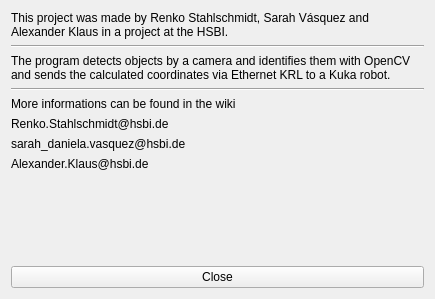
The window that ui/ProjectInfoWindow.ui (wooge7410/KukaVision) describes before a commit, drawn with Qt 5.
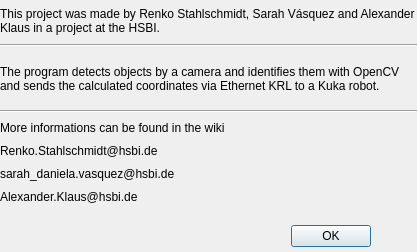
The same window after the commit.

Diff of the .ui file:
```diff
--- a/ui/ProjectInfoWindow.ui
+++ b/ui/ProjectInfoWindow.ui
@@ -1,47 +1,56 @@
 <?xml version="1.0" encoding="UTF-8"?>
 <ui version="4.0">
- <class>Project_Info</class>
- <widget class="QWidget" name="Project_Info">
+ <class>Dialog</class>
+ <widget class="QDialog" name="Dialog">
   <property name="geometry">
    <rect>
     <x>0</x>
     <y>0</y>
-    <width>435</width>
-    <height>299</height>
+    <width>417</width>
+    <height>252</height>
    </rect>
   </property>
-  <property name="sizePolicy">
-   <sizepolicy hsizetype="Fixed" vsizetype="Fixed">
-    <horstretch>0</horstretch>
-    <verstretch>0</verstretch>
-   </sizepolicy>
-  </property>
   <property name="windowTitle">
    <string>Project-Info</string>
   </property>
-  <layout class="QGridLayout" name="gridLayout">
-   <item row="1" column="0">
+  <widget class="QDialogButtonBox" name="buttonBox">
+   <property name="geometry">
+    <rect>
+     <x>30</x>
+     <y>220</y>
+     <width>341</width>
+     <height>32</height>
+    </rect>
+   </property>
+   <property name="orientation">
+    <enum>Qt::Horizontal</enum>
+   </property>
+   <property name="standardButtons">
+    <set>QDialogButtonBox::Ok</set>
+   </property>
+  </widget>
     <widget class="Line" name="line">
+   <property name="geometry">
+    <rect>
+     <x>0</x>
+     <y>44</y>
+     <width>417</width>
+     <height>3</height>
+    </rect>
+   </property>
      <property name="orientation">
       <enum>Qt::Horizontal</enum>
      </property>
     </widget>
-   </item>
-   <item row="8" column="0">
-    <spacer name="verticalSpacer">
-     <property name="orientation">
-      <enum>Qt::Vertical</enum>
-     </property>
-     <property name="sizeHint" stdset="0">
-      <size>
-       <width>20</width>
-       <height>40</height>
-      </size>
-     </property>
-    </spacer>
-   </item>
-   <item row="4" column="0">
     <widget class="QLabel" name="ProjectInfoMoreLabel">
+   <property name="geometry">
+    <rect>
+     <x>0</x>
+     <y>119</y>
+     <width>417</width>
+     <height>17</height>
+    </rect>
+   </property>
      <property name="sizePolicy">
       <sizepolicy hsizetype="Preferred" vsizetype="Preferred">
        <horstretch>0</horstretch>
@@ -52,9 +61,41 @@
       <string>More informations can be found in the wiki</string>
      </property>
     </widget>
-   </item>
-   <item row="0" column="0">
+  <widget class="Line" name="line_2">
+   <property name="geometry">
+    <rect>
+     <x>0</x>
+     <y>110</y>
+     <width>417</width>
+     <height>3</height>
+    </rect>
+   </property>
+   <property name="orientation">
+    <enum>Qt::Horizontal</enum>
+   </property>
+  </widget>
+  <widget class="QLabel" name="EmailLabel2">
+   <property name="geometry">
+    <rect>
+     <x>0</x>
+     <y>165</y>
+     <width>417</width>
+     <height>17</height>
+    </rect>
+   </property>
+   <property name="text">
+    <string>sarah_daniela.vasquez@hsbi.de</string>
+   </property>
+  </widget>
     <widget class="QLabel" name="ProjectInfoHeadlineLabel">
+   <property name="geometry">
+    <rect>
+     <x>0</x>
+     <y>4</y>
+     <width>417</width>
+     <height>34</height>
+    </rect>
+   </property>
      <property name="text">
       <string>This project was made by Renko Stahlschmidt, Sarah Vásquez and Alexander Klaus in a project at the HSBI. </string>
      </property>
@@ -65,16 +106,28 @@
       <bool>true</bool>
      </property>
     </widget>
-   </item>
-   <item row="6" column="0">
-    <widget class="QLabel" name="EmailLabel2">
+  <widget class="QLabel" name="EmailLabel3">
+   <property name="geometry">
+    <rect>
+     <x>0</x>
+     <y>188</y>
+     <width>417</width>
+     <height>17</height>
+    </rect>
+   </property>
      <property name="text">
-      <string>sarah_daniela.vasquez@hsbi.de</string>
-     </property>
-    </widget>
-   </item>
-   <item row="2" column="0">
+    <string>Alexander.Klaus@hsbi.de</string>
+   </property>
+  </widget>
     <widget class="QLabel" name="InfoProgramLabel">
+   <property name="geometry">
+    <rect>
+     <x>0</x>
+     <y>53</y>
+     <width>417</width>
+     <height>51</height>
+    </rect>
+   </property>
      <property name="text">
       <string>The program detects objects by a camera and identifies them with OpenCV and sends the calculated coordinates via Ethernet KRL to a Kuka robot. </string>
      </property>
@@ -82,36 +135,19 @@
       <bool>true</bool>
      </property>
     </widget>
-   </item>
-   <item row="3" column="0">
-    <widget class="Line" name="line_2">
-     <property name="orientation">
-      <enum>Qt::Horizontal</enum>
-     </property>
-    </widget>
-   </item>
-   <item row="5" column="0">
     <widget class="QLabel" name="EmailLabel1">
+   <property name="geometry">
+    <rect>
+     <x>0</x>
+     <y>142</y>
+     <width>417</width>
+     <height>17</height>
+    </rect>
+   </property>
      <property name="text">
       <string>Renko.Stahlschmidt@hsbi.de</string>
      </property>
     </widget>
-   </item>
-   <item row="7" column="0">
-    <widget class="QLabel" name="EmailLabel3">
-     <property name="text">
-      <string>Alexander.Klaus@hsbi.de</string>
-     </property>
-    </widget>
-   </item>
-   <item row="9" column="0">
-    <widget class="QPushButton" name="ProjectInfoCloseButton">
-     <property name="text">
-      <string>Close</string>
-     </property>
-    </widget>
-   </item>
-  </layout>
  </widget>
  <resources/>
  <connections>
```
Left out of the diff: 34 changed lines with no effect on the pictures. Lines whose indentation alone changed are shown as unchanged.
